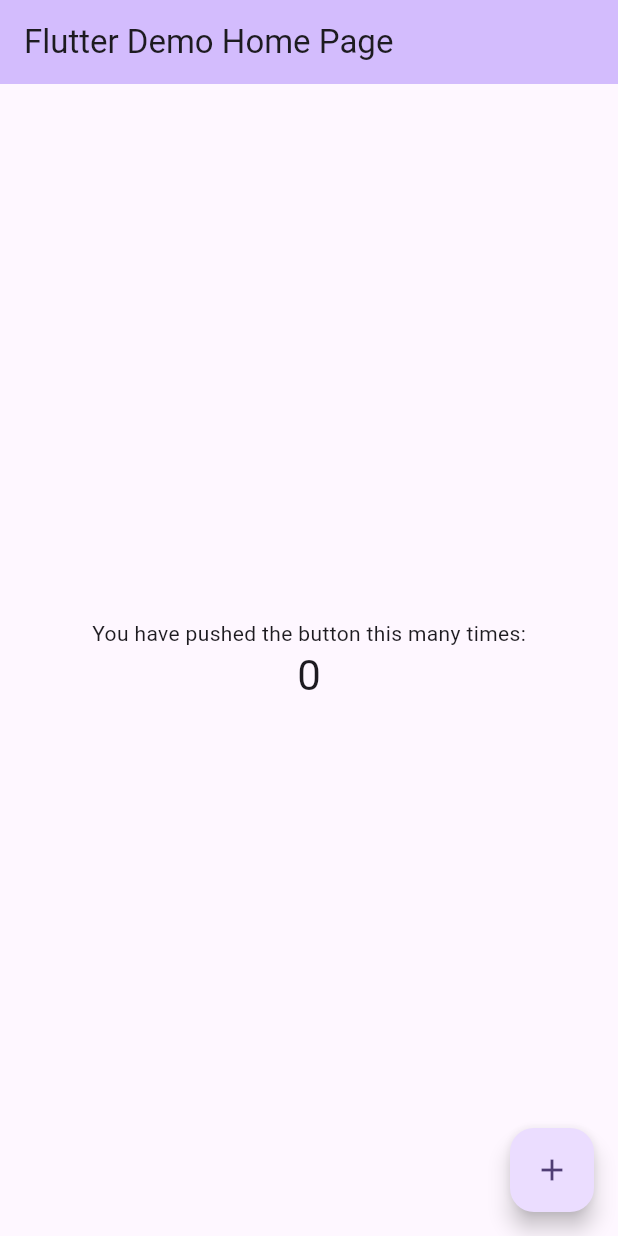
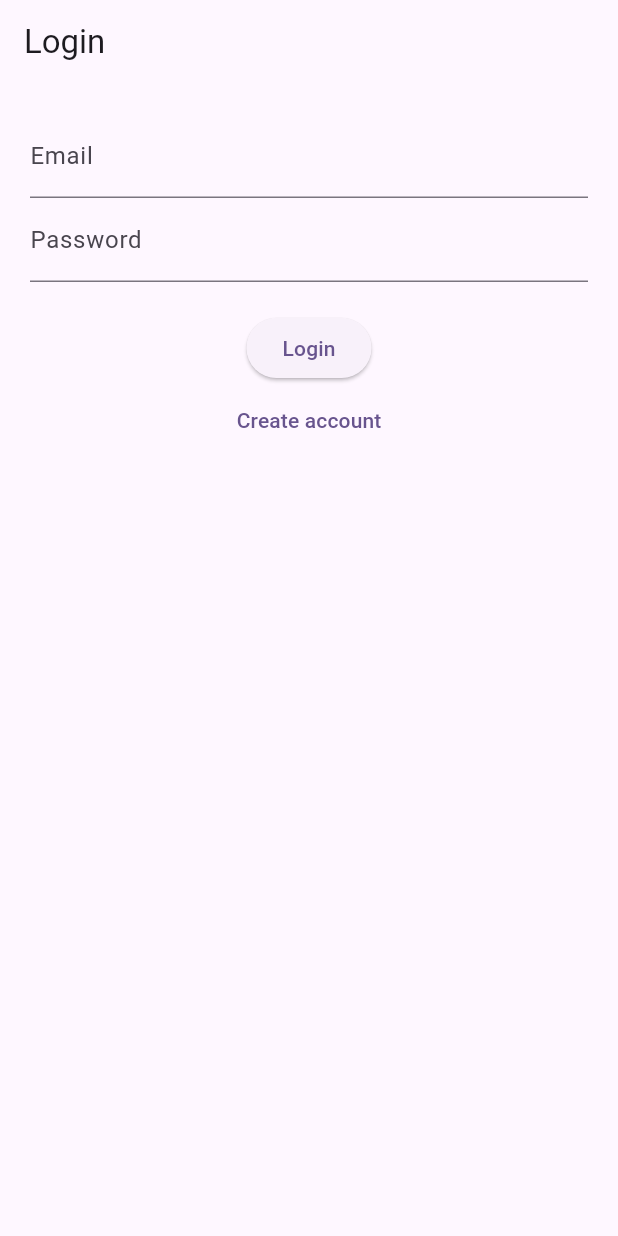
Before and after one commit to amarairobi/message_board, a Flutter app: the screen it shows after launch, on a phone screen of 412 x 824 dp. Run offline on Flutter 3.47's test engine with Material 3 defaults, Android fonts, the phone set to English and light mode, and no system bars; our stand-ins replace cloud_firestore, firebase_auth, firebase_core; accounts and stored records are empty.

Commit message:
added all screens

```diff
--- a/lib/main.dart
+++ b/lib/main.dart
@@ -1,6 +1,7 @@
 import 'package:flutter/material.dart';
 import 'package:firebase_core/firebase_core.dart';
 import 'firebase_options.dart';
+import 'screens/splash.dart';
 
 void main() async {
   WidgetsFlutterBinding.ensureInitialized();
@@ -38,7 +39,7 @@ class MyApp extends StatelessWidget {
         // tested with just a hot reload.
         colorScheme: ColorScheme.fromSeed(seedColor: Colors.deepPurple),
       ),
-      home: const MyHomePage(title: 'Flutter Demo Home Page'),
+      home: SplashScreen(),
     );
   }
 }
--- /dev/null
+++ b/lib/screens/login.dart
@@ -0,0 +1,69 @@
+import 'package:flutter/material.dart';
+import 'package:firebase_auth/firebase_auth.dart';
+import 'boards.dart';
+import 'register.dart';
+
+class LoginScreen extends StatefulWidget {
+  @override
+  State<LoginScreen> createState() => _LoginScreenState();
+}
+
+class _LoginScreenState extends State<LoginScreen> {
+  final emailController = TextEditingController();
+  final passwordController = TextEditingController();
+
+  Future<void> login() async {
+    try {
+      await FirebaseAuth.instance.signInWithEmailAndPassword(
+        email: emailController.text.trim(),
+        password: passwordController.text.trim(),
+      );
+
+      Navigator.pushReplacement(
+        context,
+        MaterialPageRoute(builder: (_) => BoardsScreen()),
+      );
+    } catch (e) {
+      ScaffoldMessenger.of(context).showSnackBar(
+        SnackBar(content: Text("Login failed: $e")),
+      );
+    }
+  }
+
+  @override
+  Widget build(BuildContext context) {
+    return Scaffold(
+      appBar: AppBar(title: Text("Login")),
+      body: Padding(
+        padding: const EdgeInsets.all(20),
+        child: Column(
+          children: [
+            TextField(
+              controller: emailController,
+              decoration: InputDecoration(labelText: "Email"),
+            ),
+            TextField(
+              controller: passwordController,
+              obscureText: true,
+              decoration: InputDecoration(labelText: "Password"),
+            ),
+            const SizedBox(height: 20),
+            ElevatedButton(
+              onPressed: login,
+              child: Text("Login"),
+            ),
+            TextButton(
+              onPressed: () {
+                Navigator.push(
+                  context,
+                  MaterialPageRoute(builder: (_) => RegisterScreen()),
+                );
+              },
+              child: Text("Create account"),
+            ),
+          ],
+        ),
+      ),
+    );
+  }
+}
--- a/pubspec.yaml
+++ b/pubspec.yaml
@@ -30,9 +30,9 @@ environment:
 dependencies:
   flutter:
     sdk: flutter
-  firebase_core: ^2.15.1
-  firebase_auth: ^4.5.5
-  cloud_firestore: ^4.7.3
+  firebase_core: ^4.2.1
+  firebase_auth: ^6.1.2
+  cloud_firestore: ^6.1.0
 
 
   # The following adds the Cupertino Icons font to your application.
```
Also changed, not shown: lib/screens/boards.dart (added, +63 -0 lines), lib/screens/chat.dart (added, +87 -0 lines), lib/screens/profile.dart (added, +13 -0 lines), lib/screens/register.dart (added, +65 -0 lines), lib/screens/settings.dart (added, +27 -0 lines), lib/screens/splash.dart (added, +23 -0 lines), firebase.json, lib/firebase_options.dart, lib/services/auth.dart (added), lib/services/firestore.dart (added), pubspec.lock.
